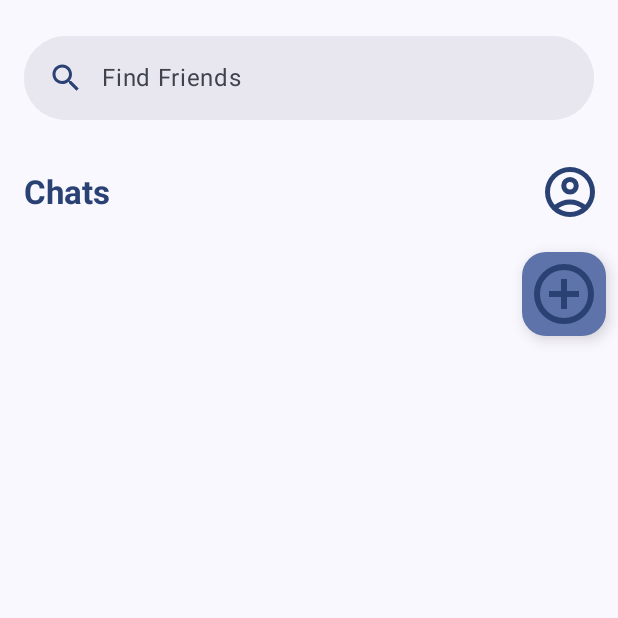
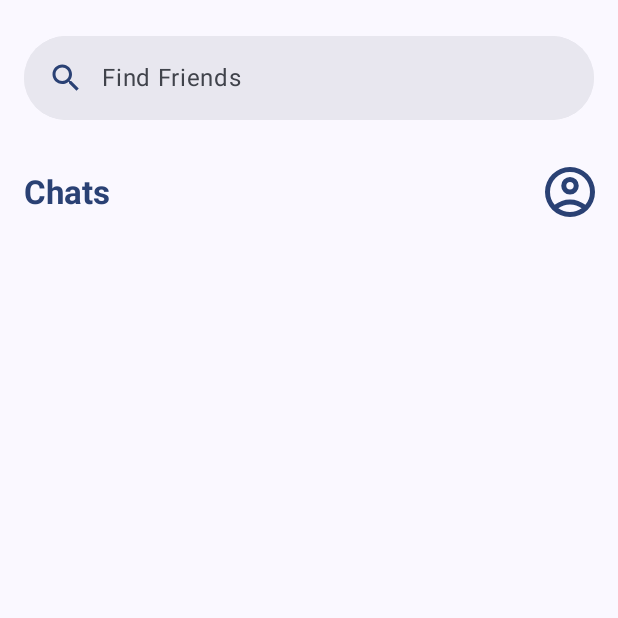
Before and after one commit to CMPT-362-Group3/Cinebon, an Android app built with Jetpack Compose: the composable SocialScreen shown on its own in the app's theme, on a phone screen of 412 x 824 dp, the top half of it. Run offline under Robolectric (Android 15) with nearby library versions, the phone set to English and light mode, and no system bars; our stand-ins replace Firebase (no records; nobody signed in at launch, a user with empty details on screens opened directly); libraries missing offline, so code that uses them is left out: com.ramcosta.composedestinations; 2 statements that could not run were skipped.

Commit message:
removed floating action button

```diff
--- a/app/src/main/java/com/cmpt362/cinebon/ui/dashboard/SocialsScreen.kt
+++ b/app/src/main/java/com/cmpt362/cinebon/ui/dashboard/SocialsScreen.kt
@@ -15,7 +15,6 @@ import androidx.compose.foundation.lazy.LazyColumn
 import androidx.compose.foundation.lazy.items
 import androidx.compose.foundation.rememberScrollState
 import androidx.compose.material3.ExperimentalMaterial3Api
-import androidx.compose.material3.FloatingActionButton
 import androidx.compose.material3.Icon
 import androidx.compose.material3.IconButton
 import androidx.compose.material3.MaterialTheme
@@ -159,21 +158,6 @@ fun SocialScreen(navigator: DestinationsNavigator) {
             //display list of all chat
             ChatList(navigator = navigator)
 
-            FloatingActionButton(//new chat button
-                onClick = { /*TODO*/ },
-                containerColor = MaterialTheme.colorScheme.primaryContainer,
-                modifier = Modifier
-                    .padding(8.dp)
-                    .align(Alignment.End)
-            ) {
-                Icon(
-                    imageVector = ImageVector.vectorResource(R.drawable.addchat_icon),
-                    contentDescription = "new chat",
-                    tint = MaterialTheme.colorScheme.primary,
-                    modifier = Modifier
-                        .size(48.dp),
-                )
-            }
         }
     }
 
```
